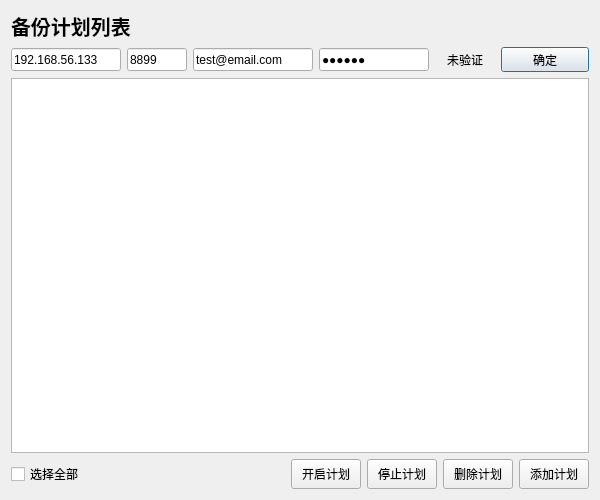
The window that RemoteBackUpSystem/PlaneList.ui (THIRTEEN713/RemoteBackUpSystem) describes before a commit, drawn with Qt 5.
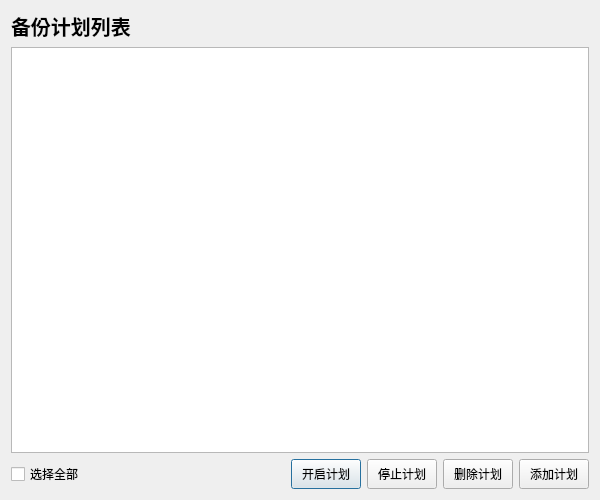
The same window after the commit.

```diff
--- a/RemoteBackUpSystem/PlaneList.ui
+++ b/RemoteBackUpSystem/PlaneList.ui
@@ -39,142 +39,6 @@
      </property>
     </widget>
    </item>
-   <item>
-    <layout class="QHBoxLayout" name="AddressLayout">
-     <item>
-      <widget class="QLineEdit" name="NetAddr">
-       <property name="minimumSize">
-        <size>
-         <width>110</width>
-         <height>23</height>
-        </size>
-       </property>
-       <property name="maximumSize">
-        <size>
-         <width>110</width>
-         <height>23</height>
-        </size>
-       </property>
-       <property name="text">
-        <string>192.168.56.133</string>
-       </property>
-       <property name="placeholderText">
-        <string>备份库IP地址</string>
-       </property>
-      </widget>
-     </item>
-     <item>
-      <widget class="QLineEdit" name="NetPort">
-       <property name="minimumSize">
-        <size>
-         <width>60</width>
-         <height>23</height>
-        </size>
-       </property>
-       <property name="maximumSize">
-        <size>
-         <width>60</width>
-         <height>23</height>
-        </size>
-       </property>
-       <property name="text">
-        <string>8899</string>
-       </property>
-       <property name="placeholderText">
-        <string>端口号</string>
-       </property>
-      </widget>
-     </item>
-     <item>
-      <widget class="QLineEdit" name="userName">
-       <property name="minimumSize">
-        <size>
-         <width>120</width>
-         <height>23</height>
-        </size>
-       </property>
-       <property name="maximumSize">
-        <size>
-         <width>120</width>
-         <height>23</height>
-        </size>
-       </property>
-       <property name="text">
-        <string>test@email.com</string>
-       </property>
-       <property name="placeholderText">
-        <string>用户名</string>
-       </property>
-      </widget>
-     </item>
-     <item>
-      <widget class="QLineEdit" name="userPasswd">
-       <property name="minimumSize">
-        <size>
-         <width>110</width>
-         <height>23</height>
-        </size>
-       </property>
-       <property name="maximumSize">
-        <size>
-         <width>110</width>
-         <height>23</height>
-        </size>
-       </property>
-       <property name="text">
-        <string>123456</string>
-       </property>
-       <property name="echoMode">
-        <enum>QLineEdit::EchoMode::Password</enum>
-       </property>
-       <property name="placeholderText">
-        <string>用户口令</string>
-       </property>
-      </widget>
-     </item>
-     <item>
-      <widget class="QLabel" name="checkState">
-       <property name="minimumSize">
-        <size>
-         <width>60</width>
-         <height>0</height>
-        </size>
-       </property>
-       <property name="maximumSize">
-        <size>
-         <width>60</width>
-         <height>16777215</height>
-        </size>
-       </property>
-       <property name="text">
-        <string>未验证</string>
-       </property>
-       <property name="alignment">
-        <set>Qt::AlignmentFlag::AlignCenter</set>
-       </property>
-      </widget>
-     </item>
-     <item>
-      <widget class="QPushButton" name="NetEnter">
-       <property name="minimumSize">
-        <size>
-         <width>0</width>
-         <height>25</height>
-        </size>
-       </property>
-       <property name="maximumSize">
-        <size>
-         <width>16777215</width>
-         <height>25</height>
-        </size>
-       </property>
-       <property name="text">
-        <string>确定</string>
-       </property>
-      </widget>
-     </item>
-    </layout>
-   </item>
    <item>
     <widget class="QListWidget" name="List"/>
    </item>
```
